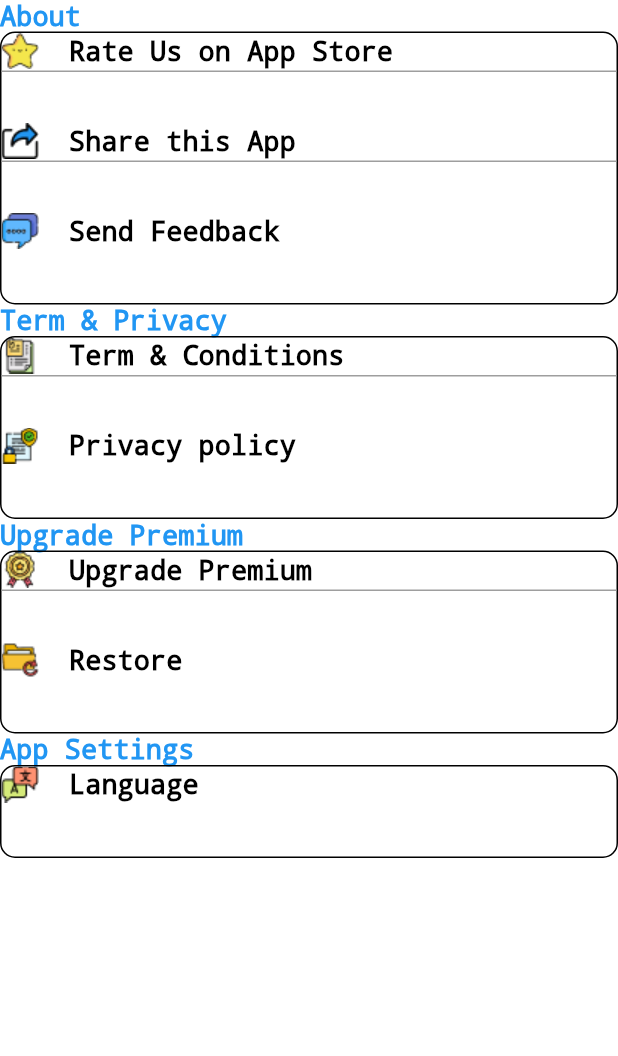
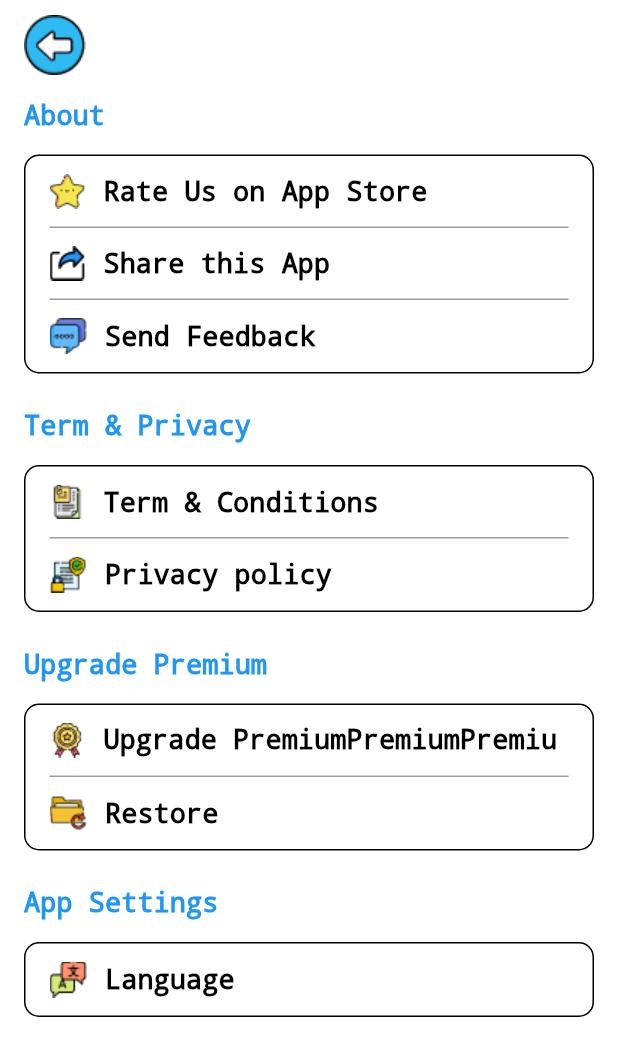
Before and after one commit to Hnonstoph00/flutter1, a Flutter app: the screen it shows after launch, after a tap on "Trending", on a phone screen of 412 x 824 dp. Shown: the top 1056 px of the screen. Run offline on Flutter 3.47's test engine with Material 3 defaults, Android fonts, the phone set to English and light mode, and no system bars.

Commit message:
huyha/finish_setting_UI

```diff
--- a/lib/Screen/Setting/Item/section_setting_view.dart
+++ b/lib/Screen/Setting/Item/section_setting_view.dart
@@ -23,7 +23,7 @@ class SettingModel {
       ]),
       SettingModel("Upgrade Premium", [
         SettingItemModel("lib/assets/images/setting_upgrade_icon.png",
-            "Upgrade Premium", true),
+            "Upgrade PremiumPremiumPremiumPremiumPremiumPremiumPremiumPremium", true),
         SettingItemModel(
             "lib/assets/images/setting_restore_icon.png", "Restore", false)
       ]),
@@ -53,6 +53,8 @@ class SectionSettingView extends StatelessWidget {
       children: [
         Align(
           alignment: Alignment.centerLeft,
+          child: Padding(
+            padding: const EdgeInsets.only(left: 16),
             child: Text(
               model.name,
               style: const TextStyle(
@@ -62,7 +64,11 @@ class SectionSettingView extends StatelessWidget {
               ),
             ),
           ),
-        Container(
+        ),
+        Padding(
+          padding: const EdgeInsets.only(top: 16, left: 16, right: 16, bottom: 24),
+          child: Container(
+            padding: const EdgeInsets.only(left: 16, right: 16),
             decoration: BoxDecoration(
               border: Border.all(width: 1, color: Colors.black),
               borderRadius: BorderRadius.circular(10),
@@ -71,6 +77,7 @@ class SectionSettingView extends StatelessWidget {
               children: model.items
                   .map((item) => ItemSettingView(model: item))
                   .toList(),
+            ),
           ),
         )
       ],
@@ -84,34 +91,42 @@ class ItemSettingView extends StatelessWidget {
 
   @override
   Widget build(BuildContext context) {
-    return Container(
-        height: 60,
+    return SizedBox(
+      height: 48,
       child: Column(
         children: [
+          SizedBox(height: 12,),
+          Expanded(child:
           Row(
             children: <Widget>[
               Image(image: AssetImage(model.icon)),
               const SizedBox(
-                  width: 20,
+                width: 12,
               ),
-                Text(
+              Flexible(
+                child: Text(
                   model.title,
                   style: const TextStyle(
                     color: Colors.black, // Text color
                     fontSize: 18,
                     decoration: TextDecoration.none,
+                    // overflow: TextOverflow.ellipsis,
+                  ),
                 ),
               ),
             ],
           ),
-            const SizedBox(
-              height: 1,
+          ),
+          SizedBox(
+            height: model.isShowline ? 12 : 12,
           ),
           Container(
             height: model.isShowline ? 1 : 0,
             color: Colors.grey,
-            )
+          ),
+          // const Expanded(child: Placeholder())
         ],
-        ));
+      ),
+    );
   }
 }
--- a/lib/Screen/Setting/setting_view.dart
+++ b/lib/Screen/Setting/setting_view.dart
@@ -12,11 +12,30 @@ class SettingView extends StatelessWidget {
       child: SafeArea(
         child: SingleChildScrollView(
           child: Column(
-            children:
-                models.map((item) => SectionSettingView(model: item)).toList(),
+            children: [
+              _buildBackButton(context),
+              ...models.map((item) => SectionSettingView(model: item)).toList(),
+            ],
           ),
         ),
       ),
     );
   }
+
+  Widget _buildBackButton(BuildContext context) {
+    return Align(
+      alignment: Alignment.centerLeft,
+      child: Padding(
+          padding: const EdgeInsets.only(top: 10, left: 16, bottom: 16),
+          child: GestureDetector(
+            onTap: () {
+              Navigator.pop(context);
+            },
+            child: const SizedBox(
+              child:
+                  Image(image: AssetImage("lib/assets/images/back_icon.png")),
+            ),
+          )),
+    );
+  }
 }
```
Also changed, not shown: lib/assets/images/back_icon.png (added). Lines whose indentation alone changed are shown as unchanged.
